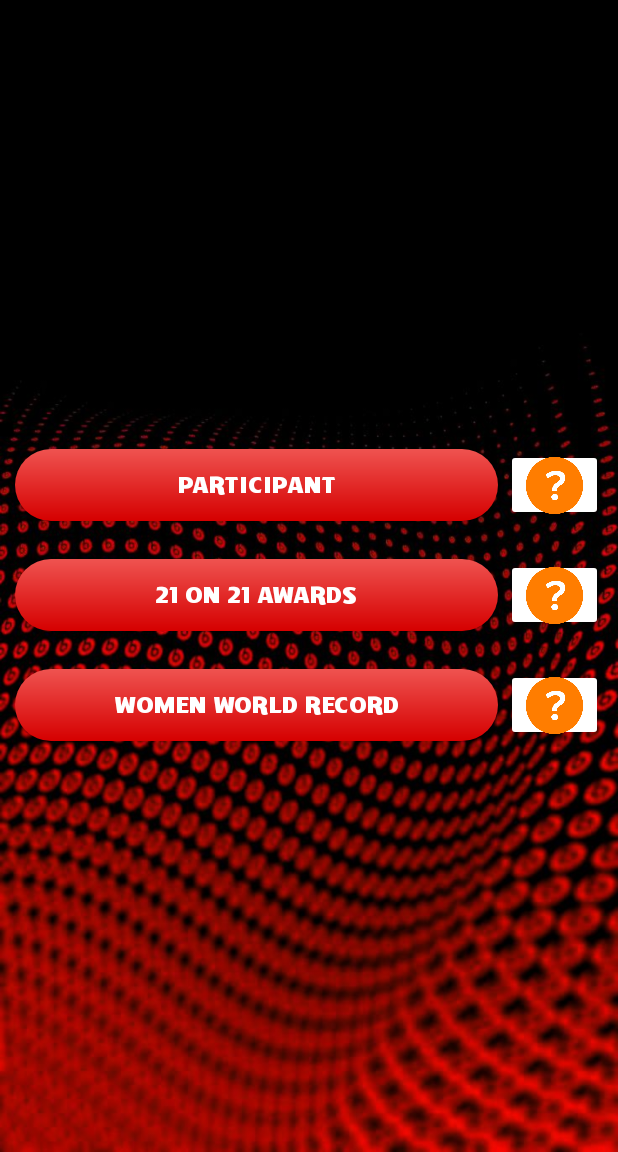
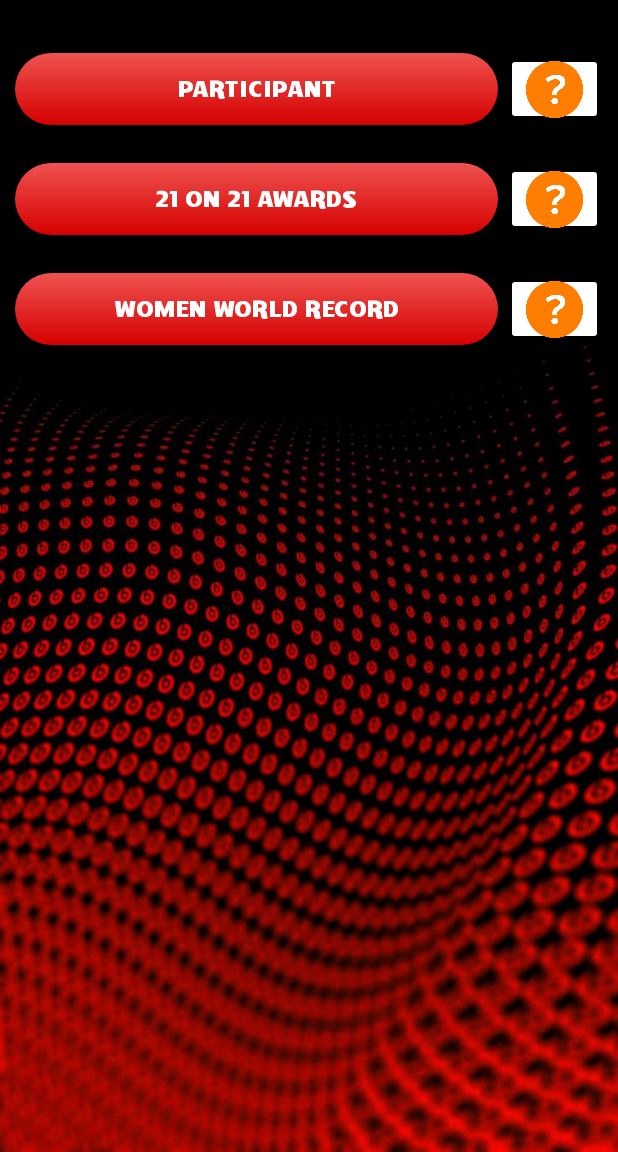
Before and after one commit to praful0203/IndiaSummit, an Android app: the ApplyActivity screen opened directly, with no data from a screen before it, on a phone screen of 412 x 824 dp, the part 84-1236 px from its top. Run offline under Robolectric (Android 15) with nearby library versions, the light colour scheme and no system bars; our stand-ins replace Firebase (no records; nobody signed in at launch, a user with empty details on screens opened directly); libraries missing offline, so code that uses them is left out: com.morsebyte.shailesh.

Commit message:
Some minor tweaks in main UI

```diff
--- a/app/src/main/res/layout/content_apply.xml
+++ b/app/src/main/res/layout/content_apply.xml
@@ -14,8 +14,7 @@
         android:layout_width="match_parent"
         android:layout_height="wrap_content"
         android:orientation="vertical"
-        android:layout_margin="10dp"
-        android:layout_gravity="center">
+        android:layout_margin="10dp">
         <LinearLayout
             android:layout_width="match_parent"
             android:layout_height="wrap_content"
```
Also changed, not shown: 4 other files.
